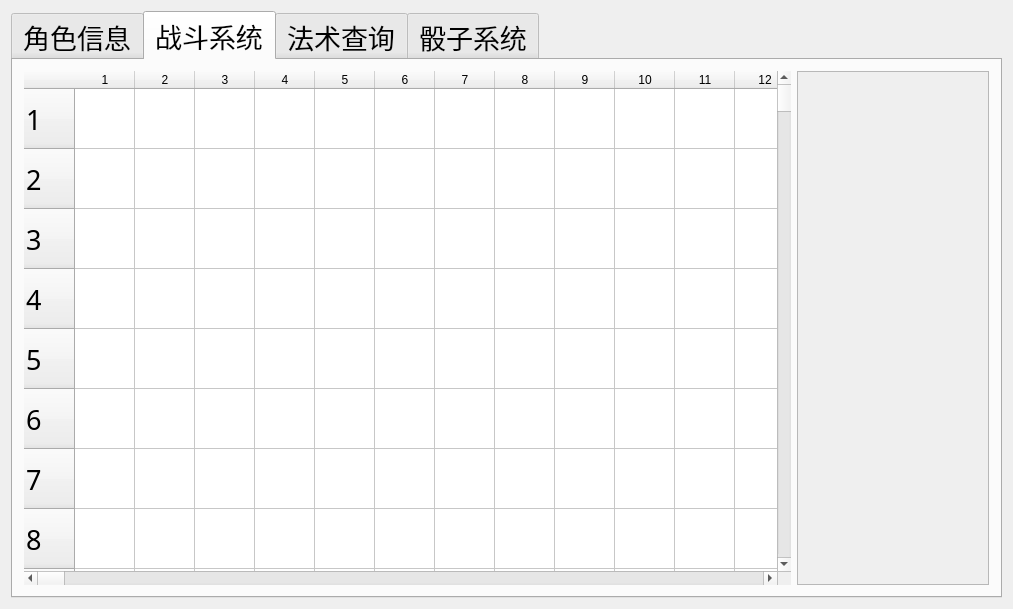
Before: the Qt Designer form DungeonQuill/DungeonQuill.ui in Kate723/DungeonQuill, drawn with Qt 5.
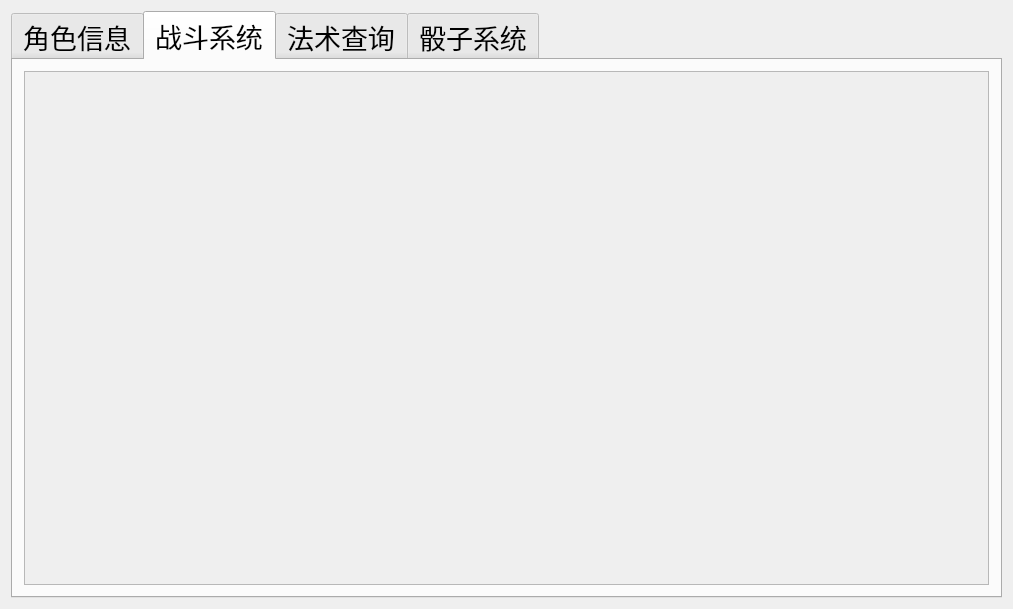
After: the same form once the commit is applied. The open tabs and pages were chosen to show the change.

```diff
--- a/DungeonQuill/DungeonQuill.ui
+++ b/DungeonQuill/DungeonQuill.ui
@@ -166,632 +166,7 @@
        <attribute name="title">
         <string>战斗系统</string>
        </attribute>
-       <layout class="QHBoxLayout" name="horizontalLayout_11" stretch="4,1">
-        <item>
-         <widget class="QTableWidget" name="tableWidget">
-          <property name="sizePolicy">
-           <sizepolicy hsizetype="MinimumExpanding" vsizetype="Expanding">
-            <horstretch>0</horstretch>
-            <verstretch>0</verstretch>
-           </sizepolicy>
-          </property>
-          <property name="frameShape">
-           <enum>QFrame::NoFrame</enum>
-          </property>
-          <property name="rowCount">
-           <number>300</number>
-          </property>
-          <property name="columnCount">
-           <number>300</number>
-          </property>
-          <attribute name="horizontalHeaderDefaultSectionSize">
-           <number>60</number>
-          </attribute>
-          <attribute name="verticalHeaderDefaultSectionSize">
-           <number>60</number>
-          </attribute>
-          <row/>
-          <row/>
-          <row/>
-          <row/>
-          <row/>
-          <row/>
-          <row/>
-          <row/>
-          <row/>
-          <row/>
-          <row/>
-          <row/>
-          <row/>
-          <row/>
-          <row/>
-          <row/>
-          <row/>
-          <row/>
-          <row/>
-          <row/>
-          <row/>
-          <row/>
-          <row/>
-          <row/>
-          <row/>
-          <row/>
-          <row/>
-          <row/>
-          <row/>
-          <row/>
-          <row/>
-          <row/>
-          <row/>
-          <row/>
-          <row/>
-          <row/>
-          <row/>
-          <row/>
-          <row/>
-          <row/>
-          <row/>
-          <row/>
-          <row/>
-          <row/>
-          <row/>
-          <row/>
-          <row/>
-          <row/>
-          <row/>
-          <row/>
-          <row/>
-          <row/>
-          <row/>
-          <row/>
-          <row/>
-          <row/>
-          <row/>
-          <row/>
-          <row/>
-          <row/>
-          <row/>
-          <row/>
-          <row/>
-          <row/>
-          <row/>
-          <row/>
-          <row/>
-          <row/>
-          <row/>
-          <row/>
-          <row/>
-          <row/>
-          <row/>
-          <row/>
-          <row/>
-          <row/>
-          <row/>
-          <row/>
-          <row/>
-          <row/>
-          <row/>
-          <row/>
-          <row/>
-          <row/>
-          <row/>
-          <row/>
-          <row/>
-          <row/>
-          <row/>
-          <row/>
-          <row/>
-          <row/>
-          <row/>
-          <row/>
-          <row/>
-          <row/>
-          <row/>
-          <row/>
-          <row/>
-          <row/>
-          <row/>
-          <row/>
-          <row/>
-          <row/>
-          <row/>
-          <row/>
-          <row/>
-          <row/>
-          <row/>
-          <row/>
-          <row/>
-          <row/>
-          <row/>
-          <row/>
-          <row/>
-          <row/>
-          <row/>
-          <row/>
-          <row/>
-          <row/>
-          <row/>
-          <row/>
-          <row/>
-          <row/>
-          <row/>
-          <row/>
-          <row/>
-          <row/>
-          <row/>
-          <row/>
-          <row/>
-          <row/>
-          <row/>
-          <row/>
-          <row/>
-          <row/>
-          <row/>
-          <row/>
-          <row/>
-          <row/>
-          <row/>
-          <row/>
-          <row/>
-          <row/>
-          <row/>
-          <row/>
-          <row/>
-          <row/>
-          <row/>
-          <row/>
-          <row/>
-          <row/>
-          <row/>
-          <row/>
-          <row/>
-          <row/>
-          <row/>
-          <row/>
-          <row/>
-          <row/>
-          <row/>
-          <row/>
-          <row/>
-          <row/>
-          <row/>
-          <row/>
-          <row/>
-          <row/>
-          <row/>
-          <row/>
-          <row/>
-          <row/>
-          <row/>
-          <row/>
-          <row/>
-          <row/>
-          <row/>
-          <row/>
-          <row/>
-          <row/>
-          <row/>
-          <row/>
-          <row/>
-          <row/>
-          <row/>
-          <row/>
-          <row/>
-          <row/>
-          <row/>
-          <row/>
-          <row/>
-          <row/>
-          <row/>
-          <row/>
-          <row/>
-          <row/>
-          <row/>
-          <row/>
-          <row/>
-          <row/>
-          <row/>
-          <row/>
-          <row/>
-          <row/>
-          <row/>
-          <row/>
-          <row/>
-          <row/>
-          <row/>
-          <row/>
-          <row/>
-          <row/>
-          <row/>
-          <row/>
-          <row/>
-          <row/>
-          <row/>
-          <row/>
-          <row/>
-          <row/>
-          <row/>
-          <row/>
-          <row/>
-          <row/>
-          <row/>
-          <row/>
-          <row/>
-          <row/>
-          <row/>
-          <row/>
-          <row/>
-          <row/>
-          <row/>
-          <row/>
-          <row/>
-          <row/>
-          <row/>
-          <row/>
-          <row/>
-          <row/>
-          <row/>
-          <row/>
-          <row/>
-          <row/>
-          <row/>
-          <row/>
-          <row/>
-          <row/>
-          <row/>
-          <row/>
-          <row/>
-          <row/>
-          <row/>
-          <row/>
-          <row/>
-          <row/>
-          <row/>
-          <row/>
-          <row/>
-          <row/>
-          <row/>
-          <row/>
-          <row/>
-          <row/>
-          <row/>
-          <row/>
-          <row/>
-          <row/>
-          <row/>
-          <row/>
-          <row/>
-          <row/>
-          <row/>
-          <row/>
-          <row/>
-          <row/>
-          <row/>
-          <row/>
-          <row/>
-          <row/>
-          <row/>
-          <row/>
-          <row/>
-          <row/>
-          <row/>
-          <row/>
-          <row/>
-          <row/>
-          <row/>
-          <row/>
-          <row/>
-          <row/>
-          <row/>
-          <row/>
-          <row/>
-          <row/>
-          <row/>
-          <row/>
-          <row/>
-          <row/>
-          <column/>
-          <column/>
-          <column/>
-          <column/>
-          <column/>
-          <column/>
-          <column/>
-          <column/>
-          <column/>
-          <column/>
-          <column/>
-          <column/>
-          <column/>
-          <column/>
-          <column/>
-          <column/>
-          <column/>
-          <column/>
-          <column/>
-          <column/>
-          <column/>
-          <column/>
-          <column/>
-          <column/>
-          <column/>
-          <column/>
-          <column/>
-          <column/>
-          <column/>
-          <column/>
-          <column/>
-          <column/>
-          <column/>
-          <column/>
-          <column/>
-          <column/>
-          <column/>
-          <column/>
-          <column/>
-          <column/>
-          <column/>
-          <column/>
-          <column/>
-          <column/>
-          <column/>
-          <column/>
-          <column/>
-          <column/>
-          <column/>
-          <column/>
-          <column/>
-          <column/>
-          <column/>
-          <column/>
-          <column/>
-          <column/>
-          <column/>
-          <column/>
-          <column/>
-          <column/>
-          <column/>
-          <column/>
-          <column/>
-          <column/>
-          <column/>
-          <column/>
-          <column/>
-          <column/>
-          <column/>
-          <column/>
-          <column/>
-          <column/>
-          <column/>
-          <column/>
-          <column/>
-          <column/>
-          <column/>
-          <column/>
-          <column/>
-          <column/>
-          <column/>
-          <column/>
-          <column/>
-          <column/>
-          <column/>
-          <column/>
-          <column/>
-          <column/>
-          <column/>
-          <column/>
-          <column/>
-          <column/>
-          <column/>
-          <column/>
-          <column/>
-          <column/>
-          <column/>
-          <column/>
-          <column/>
-          <column/>
-          <column/>
-          <column/>
-          <column/>
-          <column/>
-          <column/>
-          <column/>
-          <column/>
-          <column/>
-          <column/>
-          <column/>
-          <column/>
-          <column/>
-          <column/>
-          <column/>
-          <column/>
-          <column/>
-          <column/>
-          <column/>
-          <column/>
-          <column/>
-          <column/>
-          <column/>
-          <column/>
-          <column/>
-          <column/>
-          <column/>
-          <column/>
-          <column/>
-          <column/>
-          <column/>
-          <column/>
-          <column/>
-          <column/>
-          <column/>
-          <column/>
-          <column/>
-          <column/>
-          <column/>
-          <column/>
-          <column/>
-          <column/>
-          <column/>
-          <column/>
-          <column/>
-          <column/>
-          <column/>
-          <column/>
-          <column/>
-          <column/>
-          <column/>
-          <column/>
-          <column/>
-          <column/>
-          <column/>
-          <column/>
-          <column/>
-          <column/>
-          <column/>
-          <column/>
-          <column/>
-          <column/>
-          <column/>
-          <column/>
-          <column/>
-          <column/>
-          <column/>
-          <column/>
-          <column/>
-          <column/>
-          <column/>
-          <column/>
-          <column/>
-          <column/>
-          <column/>
-          <column/>
-          <column/>
-          <column/>
-          <column/>
-          <column/>
-          <column/>
-          <column/>
-          <column/>
-          <column/>
-          <column/>
-          <column/>
-          <column/>
-          <column/>
-          <column/>
-          <column/>
-          <column/>
-          <column/>
-          <column/>
-          <column/>
-          <column/>
-          <column/>
-          <column/>
-          <column/>
-          <column/>
-          <column/>
-          <column/>
-          <column/>
-          <column/>
-          <column/>
-          <column/>
-          <column/>
-          <column/>
-          <column/>
-          <column/>
-          <column/>
-          <column/>
-          <column/>
-          <column/>
-          <column/>
-          <column/>
-          <column/>
-          <column/>
-          <column/>
-          <column/>
-          <column/>
-          <column/>
-          <column/>
-          <column/>
-          <column/>
-          <column/>
-          <column/>
-          <column/>
-          <column/>
-          <column/>
-          <column/>
-          <column/>
-          <column/>
-          <column/>
-          <column/>
-          <column/>
-          <column/>
-          <column/>
-          <column/>
-          <column/>
-          <column/>
-          <column/>
-          <column/>
-          <column/>
-          <column/>
-          <column/>
-          <column/>
-          <column/>
-          <column/>
-          <column/>
-          <column/>
-          <column/>
-          <column/>
-          <column/>
-          <column/>
-          <column/>
-          <column/>
-          <column/>
-          <column/>
-          <column/>
-          <column/>
-          <column/>
-          <column/>
-          <column/>
-          <column/>
-          <column/>
-          <column/>
-          <column/>
-          <column/>
-          <column/>
-          <column/>
-          <column/>
-          <column/>
-          <column/>
-          <column/>
-          <column/>
-          <column/>
-          <column/>
-          <column/>
-          <column/>
-          <column/>
-          <column/>
-          <column/>
-          <column/>
-          <column/>
-          <column/>
-          <column/>
-          <column/>
-          <column/>
-          <column/>
-          <column/>
-          <column/>
-          <column/>
-          <column/>
-          <column/>
-          <column/>
-          <column/>
-          <column/>
-          <column/>
-          <column/>
-          <column/>
-          <column/>
-         </widget>
-        </item>
+       <layout class="QHBoxLayout" name="horizontalLayout_11" stretch="1">
         <item>
          <widget class="QScrollArea" name="scrollArea_2">
           <property name="widgetResizable">
@@ -802,7 +177,7 @@
             <rect>
              <x>0</x>
              <y>0</y>
-             <width>189</width>
+             <width>961</width>
              <height>517</height>
             </rect>
            </property>
```
Left out of the diff: 129 changed lines with no effect on the pictures.
